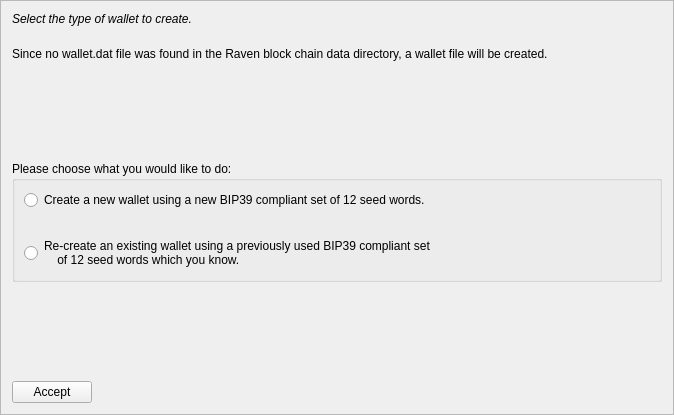
Above: src/qt/forms/mnemonicdialog1.ui from m1126503-spec/MOG-Core before the change. Below: the same form after it.
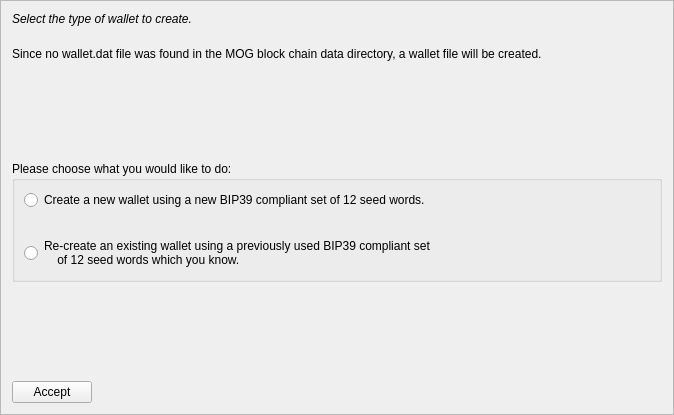
That is the form after the change.

```diff
--- a/src/qt/forms/mnemonicdialog1.ui
+++ b/src/qt/forms/mnemonicdialog1.ui
@@ -52,7 +52,7 @@
    <item>
     <widget class="QLabel" name="wallettypeLabel">
      <property name="text">
-      <string>Since no wallet.dat file was found in the Raven block chain data directory, a wallet file will be created.</string>
+      <string>Since no wallet.dat file was found in the MOG block chain data directory, a wallet file will be created.</string>
      </property>
      <property name="wordWrap">
       <bool>true</bool>
```
